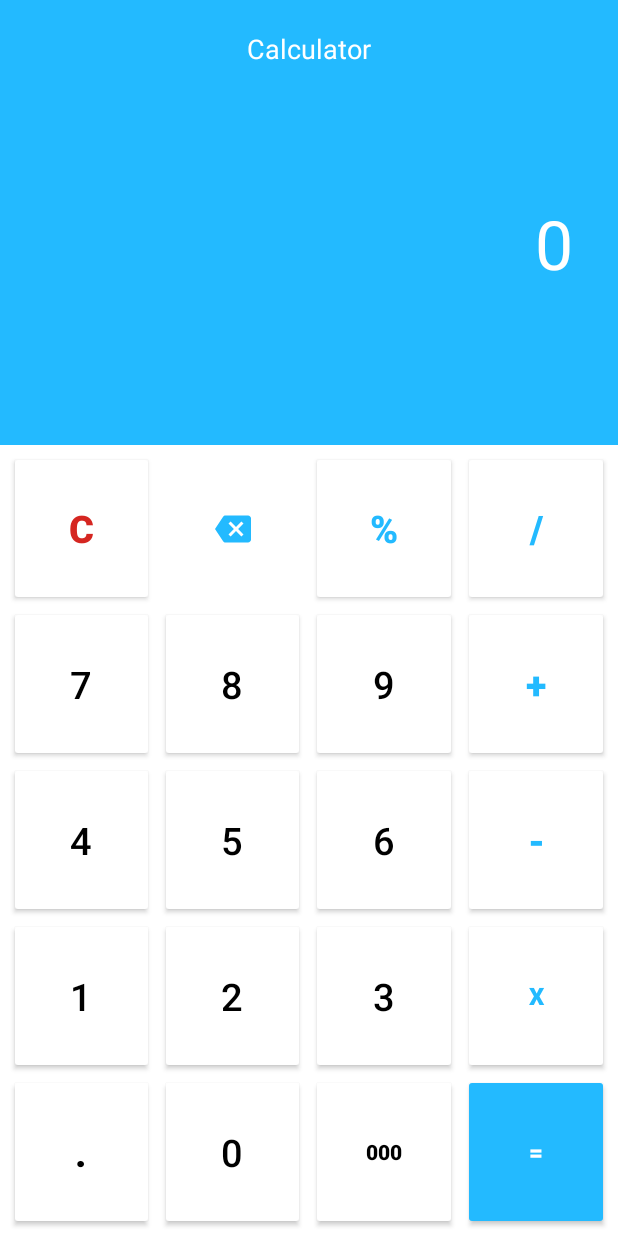
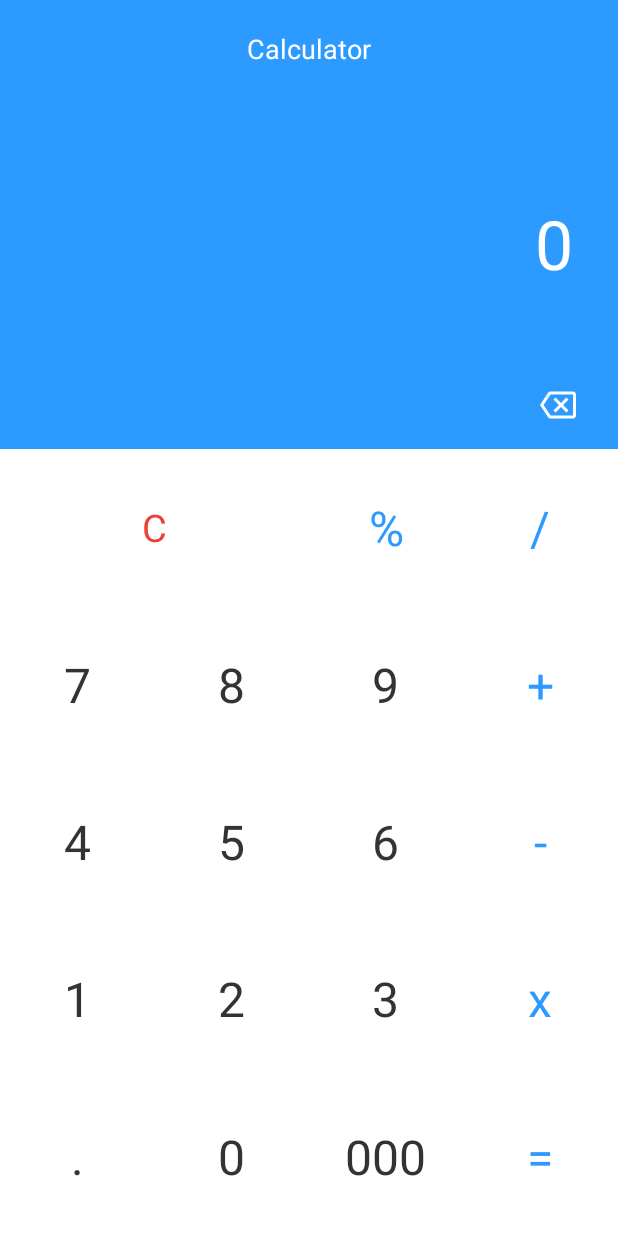
Before and after one commit to SyaifunNadhif/Calculator_Final_Project_3_Kampus_Merdeka_Hacktiv8, an Android app: the screen it shows after launch (MainActivity), on a phone screen of 412 x 824 dp. Run offline under Robolectric (Android 15) with nearby library versions, the phone set to English and light mode, and no system bars.

Commit message:
slice design app

```diff
--- a/app/src/main/res/drawable/ic_backspace.xml
+++ /dev/null
@@ -1,5 +0,0 @@
-<vector android:autoMirrored="true" android:height="24dp"
-    android:tint="@color/primary" android:viewportHeight="24"
-    android:viewportWidth="24" android:width="24dp" xmlns:android="http://schemas.android.com/apk/res/android">
-    <path android:fillColor="@color/primary" android:pathData="M22,3L7,3c-0.69,0 -1.23,0.35 -1.59,0.88L0,12l5.41,8.11c0.36,0.53 0.9,0.89 1.59,0.89h15c1.1,0 2,-0.9 2,-2L24,5c0,-1.1 -0.9,-2 -2,-2zM19,15.59L17.59,17 14,13.41 10.41,17 9,15.59 12.59,12 9,8.41 10.41,7 14,10.59 17.59,7 19,8.41 15.41,12 19,15.59z"/>
-</vector>
--- /dev/null
+++ b/app/src/main/res/drawable/ic_outline_backspace_24.xml
@@ -0,0 +1,5 @@
+<vector android:autoMirrored="true" android:height="24dp"
+    android:tint="#FFFFFF" android:viewportHeight="24"
+    android:viewportWidth="24" android:width="24dp" xmlns:android="http://schemas.android.com/apk/res/android">
+    <path android:fillColor="@android:color/white" android:pathData="M22,3L7,3c-0.69,0 -1.23,0.35 -1.59,0.88L0,12l5.41,8.11c0.36,0.53 0.9,0.89 1.59,0.89h15c1.1,0 2,-0.9 2,-2L24,5c0,-1.1 -0.9,-2 -2,-2zM22,19L7.07,19L2.4,12l4.66,-7L22,5v14zM10.41,17L14,13.41 17.59,17 19,15.59 15.41,12 19,8.41 17.59,7 14,10.59 10.41,7 9,8.41 12.59,12 9,15.59z"/>
+</vector>
--- a/app/src/main/res/layout/activity_main.xml
+++ b/app/src/main/res/layout/activity_main.xml
@@ -12,7 +12,7 @@
         android:layout_width="match_parent"
         android:layout_height="0dp"
         android:orientation="vertical"
-        android:background="@color/primary"
+        style="@style/HeaderCalculatorStyle"
         android:layout_weight="4">
 
         <TextView
@@ -53,16 +53,18 @@
             android:textColor="@color/white"
             android:textSize="45sp" />
 
-
-
-        <View
-            android:id="@+id/garis"
-            android:layout_width="match_parent"
-            android:layout_height="wrap_content"
-            android:layout_below="@+id/resultTv"
-            android:layout_marginTop="70dp"
-            android:layout_alignParentBottom="true"
-            android:background="@color/primary" />
+        <androidx.appcompat.widget.AppCompatImageButton
+            android:id="@+id/btnBackspace"
+            style="@style/ButtonBackspace"
+            android:layout_alignParentRight="true"
+            android:layout_below="@id/resultTv"
+            android:layout_marginTop="56dp"
+            android:layout_width="48dp"
+            android:layout_height="48dp"
+            android:layout_gravity="end"
+            android:layout_marginEnd="16dp"
+            android:layout_marginBottom="8dp"
+            android:src="@drawable/ic_outline_backspace_24" />
 
     </RelativeLayout>
 
@@ -72,50 +74,30 @@
         android:layout_width="match_parent"
         android:layout_height="0dp"
         android:layout_weight="7"
-        android:layout_marginHorizontal="4dp"
-        android:layout_marginVertical="4dp"
         android:orientation="vertical">
 
         <LinearLayout
             android:layout_width="match_parent"
             android:layout_height="0dp"
+            android:weightSum="4"
             android:layout_weight="1">
 
             <Button
                 android:id="@+id/btnClear"
                 android:layout_width="0dp"
                 android:layout_height="match_parent"
-                android:layout_weight="1"
-                android:textStyle="bold"
-                android:backgroundTint="@color/white"
+                style="@style/OperationButton"
+                android:layout_weight="2"
                 android:textColor="@color/red"
                 android:textSize="@dimen/btnTextSize"
-                android:layout_marginHorizontal="2dp"
                 android:text="C"/>
-
-
-
-            <ImageButton
-                android:id="@+id/btnBackspace"
-                android:layout_width="0dp"
-                android:src="@drawable/ic_backspace"
-                android:layout_height="match_parent"
-                android:layout_weight="1"
-                android:backgroundTint="@color/white"
-                android:textColor="@color/white"
-                android:textSize="@dimen/btnTextSize"
-                android:layout_marginHorizontal="2dp" />
 
             <Button
                 android:id="@+id/btnPersen"
                 android:layout_width="0dp"
                 android:layout_height="match_parent"
                 android:layout_weight="1"
-                android:textStyle="bold"
-                android:backgroundTint="@color/white"
-                android:textColor="@color/primary"
-                android:textSize="@dimen/btnTextSize"
-                android:layout_marginHorizontal="2dp"
+                style="@style/OperationButton"
                 android:text="%"/>
 
             <Button
@@ -123,20 +105,8 @@
                 android:layout_width="0dp"
                 android:layout_height="match_parent"
                 android:layout_weight="1"
-                android:backgroundTint="@color/white"
-                android:text="/"
-                android:textStyle="bold"
-                android:textColor="@color/primary"
-                android:layout_marginHorizontal="2dp"
-                android:textSize="@dimen/btnTextSize" />
-
-
-
-
-
-
-
-
+                style="@style/OperationButton"
+                android:text="/"/>
 
         </LinearLayout>
 
@@ -150,10 +120,7 @@
                 android:layout_width="0dp"
                 android:layout_height="match_parent"
                 android:layout_weight="1"
-                android:backgroundTint="@color/white"
-                android:textColor="@color/black"
-                android:textSize="@dimen/btnTextSize"
-                android:layout_marginHorizontal="2dp"
+                style="@style/NumberButton"
                 android:text="7"/>
 
             <Button
@@ -161,10 +128,7 @@
                 android:layout_width="0dp"
                 android:layout_height="match_parent"
                 android:layout_weight="1"
-                android:backgroundTint="@color/white"
-                android:textColor="@color/black"
-                android:textSize="@dimen/btnTextSize"
-                android:layout_marginHorizontal="2dp"
+                style="@style/NumberButton"
                 android:text="8"/>
 
             <Button
@@ -172,26 +136,16 @@
                 android:layout_width="0dp"
                 android:layout_height="match_parent"
                 android:layout_weight="1"
-                android:backgroundTint="@color/white"
-                android:textColor="@color/black"
-                android:textSize="@dimen/btnTextSize"
-                android:layout_marginHorizontal="2dp"
+                style="@style/NumberButton"
                 android:text="9"/>
-
 
             <Button
                 android:id="@+id/btnTambah"
                 android:layout_width="0dp"
                 android:layout_height="match_parent"
                 android:layout_weight="1"
-                android:textStyle="bold"
-                android:backgroundTint="@color/white"
-                android:textColor="@color/primary"
-                android:textSize="@dimen/btnTextSize"
-                android:layout_marginHorizontal="2dp"
+                style="@style/OperationButton"
                 android:text="+"/>
-
-
 
         </LinearLayout>
 
@@ -205,10 +159,7 @@
                 android:layout_width="0dp"
                 android:layout_height="match_parent"
                 android:layout_weight="1"
-                android:backgroundTint="@color/white"
-                android:textColor="@color/black"
-                android:textSize="@dimen/btnTextSize"
-                android:layout_marginHorizontal="2dp"
+                style="@style/NumberButton"
                 android:text="4"/>
 
             <Button
@@ -216,10 +167,7 @@
                 android:layout_width="0dp"
                 android:layout_height="match_parent"
                 android:layout_weight="1"
-                android:backgroundTint="@color/white"
-                android:textColor="@color/black"
-                android:textSize="@dimen/btnTextSize"
-                android:layout_marginHorizontal="2dp"
+                style="@style/NumberButton"
                 android:text="5"/>
 
             <Button
@@ -227,10 +175,7 @@
                 android:layout_width="0dp"
                 android:layout_height="match_parent"
                 android:layout_weight="1"
-                android:backgroundTint="@color/white"
-                android:textColor="@color/black"
-                android:textSize="@dimen/btnTextSize"
-                android:layout_marginHorizontal="2dp"
+                style="@style/NumberButton"
                 android:text="6"/>
 
             <Button
@@ -238,14 +183,8 @@
                 android:layout_width="0dp"
                 android:layout_height="match_parent"
                 android:layout_weight="1"
-                android:textStyle="bold"
-                android:backgroundTint="@color/white"
-                android:textColor="@color/primary"
-                android:textSize="@dimen/btnTextSize"
-                android:layout_marginHorizontal="2dp"
+                style="@style/OperationButton"
                 android:text="-"/>
-
-
 
         </LinearLayout>
 
@@ -259,10 +198,7 @@
                 android:layout_width="0dp"
                 android:layout_height="match_parent"
                 android:layout_weight="1"
-                android:backgroundTint="@color/white"
-                android:textColor="@color/black"
-                android:textSize="@dimen/btnTextSize"
-                android:layout_marginHorizontal="2dp"
+                style="@style/NumberButton"
                 android:text="1"/>
 
             <Button
@@ -270,10 +206,7 @@
                 android:layout_width="0dp"
                 android:layout_height="match_parent"
                 android:layout_weight="1"
-                android:backgroundTint="@color/white"
-                android:textColor="@color/black"
-                android:textSize="@dimen/btnTextSize"
-                android:layout_marginHorizontal="2dp"
+                style="@style/NumberButton"
                 android:text="2"/>
 
             <Button
@@ -281,10 +214,7 @@
                 android:layout_width="0dp"
                 android:layout_height="match_parent"
                 android:layout_weight="1"
-                android:backgroundTint="@color/white"
-                android:textColor="@color/black"
-                android:textSize="@dimen/btnTextSize"
-                android:layout_marginHorizontal="2dp"
+                style="@style/NumberButton"
                 android:text="3"/>
 
             <Button
@@ -292,15 +222,8 @@
                 android:layout_width="0dp"
                 android:layout_height="match_parent"
                 android:layout_weight="1"
-                android:textStyle="bold"
-                android:backgroundTint="@color/white"
-                android:textColor="@color/primary"
-                android:textSize="16sp"
-                android:layout_marginHorizontal="2dp"
+                style="@style/OperationButton"
                 android:text="x"/>
-
-
-
 
         </LinearLayout>
 
@@ -314,22 +237,15 @@
                 android:layout_width="0dp"
                 android:layout_height="match_parent"
                 android:layout_weight="1"
-                android:backgroundTint="@color/white"
-                android:textColor="@color/black"
-                android:textStyle="bold"
-                android:layout_marginHorizontal="2dp"
-                android:textSize="@dimen/btnTextSize"
-                android:text="."/>
+                style="@style/NumberButton"
+                android:text="." />
 
             <Button
                 android:id="@+id/btn0"
                 android:layout_width="0dp"
                 android:layout_height="match_parent"
                 android:layout_weight="1"
-                android:backgroundTint="@color/white"
-                android:textColor="@color/black"
-                android:layout_marginHorizontal="2dp"
-                android:textSize="@dimen/btnTextSize"
+                style="@style/NumberButton"
                 android:text="0"/>
 
             <Button
@@ -337,31 +253,18 @@
                 android:layout_width="0dp"
                 android:layout_height="match_parent"
                 android:layout_weight="1"
-                android:textStyle="bold"
-                android:backgroundTint="@color/white"
-                android:textColor="@color/black"
-                android:textSize="14dp"
-                android:layout_marginHorizontal="2dp"
+                style="@style/NumberButton"
                 android:text="000"/>
-
-
 
             <Button
                 android:id="@+id/btnSamadengan"
                 android:layout_width="0dp"
                 android:layout_height="match_parent"
                 android:layout_weight="1"
-                android:textStyle="bold"
-                android:backgroundTint="@color/primary"
-                android:textColor="@color/white"
-                android:layout_marginHorizontal="2dp"
-                android:textSize="16sp"
+                style="@style/OperationButton"
                 android:text="="/>
 
-
         </LinearLayout>
-
-
 
     </LinearLayout>
 
--- a/app/src/main/res/values-night/themes.xml
+++ b/app/src/main/res/values-night/themes.xml
@@ -1,16 +1,50 @@
 <resources xmlns:tools="http://schemas.android.com/tools">
     <!-- Base application theme. -->
-    <style name="Theme.FinalProject3" parent="Theme.MaterialComponents.DayNight.DarkActionBar">
-        <!-- Primary brand color. -->
-        <item name="colorPrimary">@color/purple_200</item>
-        <item name="colorPrimaryVariant">@color/purple_700</item>
-        <item name="colorOnPrimary">@color/black</item>
-        <!-- Secondary brand color. -->
-        <item name="colorSecondary">@color/teal_200</item>
-        <item name="colorSecondaryVariant">@color/teal_200</item>
+    <style name="Theme.FinalProject3" parent="Theme.MaterialComponents.DayNight.NoActionBar">
+
+        <item name="colorPrimary">@color/mineShaft</item>
+        <item name="colorPrimaryVariant">@color/turqoise</item>
+        <item name="colorOnPrimary">@color/white</item>
+
+        <item name="colorSecondary">@color/turqoise</item>
+        <item name="colorSecondaryVariant">@color/turqoise</item>
         <item name="colorOnSecondary">@color/black</item>
-        <!-- Status bar color. -->
-        <item name="android:statusBarColor" tools:targetApi="l">?attr/colorPrimaryVariant</item>
-        <!-- Customize your theme here. -->
+
+        <item name="android:statusBarColor">?attr/colorPrimary</item>
+
+        <item name="android:background">@color/mineShaft</item>
+        <item name="android:textColor">@color/white</item>
     </style>
+
+    <style name="HeaderCalculatorStyle" parent="Theme.FinalProject3">
+        <item name="android:background">@color/mineShaft</item>
+    </style>
+
+    <style name="ButtonBackspace" parent="Theme.FinalProject3">
+        <item name="android:background">@color/mineShaft</item>
+        <item name="android:foreground">?android:attr/selectableItemBackground</item>
+    </style>
+
+    <style name="NumberButton" parent="Theme.FinalProject3">
+        <item name="backgroundTint">@color/mineShaft</item>
+        <item name="android:textColor">@color/white</item>
+        <item name="android:insetTop">0dp</item>
+        <item name="android:insetBottom">0dp</item>
+        <item name="cornerRadius">0dp</item>
+        <item name="android:textSize">32sp</item>
+        <item name="android:foreground">?android:attr/selectableItemBackground</item>
+        <item name="android:clickable">true</item>
+    </style>
+
+    <style name="OperationButton" parent="Theme.FinalProject3">
+        <item name="backgroundTint">@color/mineShaft</item>
+        <item name="android:textColor">@color/turqoise</item>
+        <item name="android:insetTop">0dp</item>
+        <item name="android:insetBottom">0dp</item>
+        <item name="cornerRadius">0dp</item>
+        <item name="android:textSize">32sp</item>
+        <item name="android:foreground">?android:attr/selectableItemBackground</item>
+        <item name="android:clickable">true</item>
+    </style>
+
 </resources>
--- a/app/src/main/res/values/colors.xml
+++ b/app/src/main/res/values/colors.xml
@@ -1,16 +1,14 @@
 <?xml version="1.0" encoding="utf-8"?>
 <resources>
-    <color name="purple_200">#FFBB86FC</color>
-    <color name="purple_500">#FF6200EE</color>
-    <color name="purple_700">#FF3700B3</color>
-    <color name="teal_200">#FF03DAC5</color>
-    <color name="teal_700">#FF018786</color>
+
+    <color name="athenGray">#F2F2F4</color>
+    <color name="mineShaft">#333333</color>
+    <color name="dodgeBlue">#2d9aff</color>
+    <color name="tangaroa">#042138</color>
+    <color name="turqoise">#13d8fa</color>
+    <color name="red">#EA4335</color>
+
     <color name="black">#FF000000</color>
     <color name="white">#FFFFFFFF</color>
-    <color name="primary">#23BAFF</color>
-    <color name="dark">#0C263B</color>
-    <color name="darkBtn">#0B2742</color>
-    <color name="darkGaris">#347AA6</color>
-    <color name="red">#D52621</color>
 
 </resources>
--- a/app/src/main/res/values/themes.xml
+++ b/app/src/main/res/values/themes.xml
@@ -1,16 +1,48 @@
 <resources xmlns:tools="http://schemas.android.com/tools">
-    <!-- Base application theme. -->
-    <style name="Theme.FinalProject3" parent="Theme.MaterialComponents.DayNight.DarkActionBar">
-        <!-- Primary brand color. -->
-        <item name="colorPrimary">@color/purple_500</item>
-        <item name="colorPrimaryVariant">@color/purple_700</item>
-        <item name="colorOnPrimary">@color/white</item>
-        <!-- Secondary brand color. -->
-        <item name="colorSecondary">@color/teal_200</item>
-        <item name="colorSecondaryVariant">@color/teal_700</item>
+
+    <style name="Theme.FinalProject3" parent="Theme.MaterialComponents.DayNight.NoActionBar">
+        <item name="colorPrimary">@color/athenGray</item>
+        <item name="colorPrimaryVariant">@color/dodgeBlue</item>
+        <item name="colorOnPrimary">@color/athenGray</item>
+
+        <item name="colorSecondary">@color/dodgeBlue</item>
+        <item name="colorSecondaryVariant">@color/dodgeBlue</item>
         <item name="colorOnSecondary">@color/black</item>
-        <!-- Status bar color. -->
-        <item name="android:statusBarColor" tools:targetApi="l">?attr/colorPrimaryVariant</item>
-        <!-- Customize your theme here. -->
+
+        <item name="android:statusBarColor">?attr/colorPrimary</item>
+
+        <item name="android:background">@color/athenGray</item>
+        <item name="android:textColor">@color/mineShaft</item>
+    </style>
+
+    <style name="HeaderCalculatorStyle" parent="Theme.FinalProject3">
+        <item name="android:background">@color/dodgeBlue</item>
+    </style>
+
+    <style name="ButtonBackspace" parent="Theme.FinalProject3">
+        <item name="android:background">@color/dodgeBlue</item>
+        <item name="android:foreground">?android:attr/selectableItemBackground</item>
+    </style>
+
+    <style name="NumberButton" parent="Theme.FinalProject3">
+        <item name="backgroundTint">@color/white</item>
+        <item name="android:textColor">@color/mineShaft</item>
+        <item name="android:insetTop">0dp</item>
+        <item name="android:insetBottom">0dp</item>
+        <item name="cornerRadius">0dp</item>
+        <item name="android:textSize">32sp</item>
+        <item name="android:foreground">?android:attr/selectableItemBackground</item>
+        <item name="android:clickable">true</item>
+    </style>
+
+    <style name="OperationButton" parent="Theme.FinalProject3">
+        <item name="backgroundTint">@color/white</item>
+        <item name="android:textColor">@color/dodgeBlue</item>
+        <item name="android:insetTop">0dp</item>
+        <item name="android:insetBottom">0dp</item>
+        <item name="cornerRadius">0dp</item>
+        <item name="android:textSize">32sp</item>
+        <item name="android:foreground">?android:attr/selectableItemBackground</item>
+        <item name="android:clickable">true</item>
     </style>
 </resources>
```
